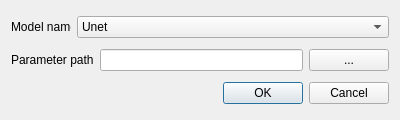
Old version of the form buildseg/buildSeg_dialog_base.ui in the repository deepbands/buildseg.
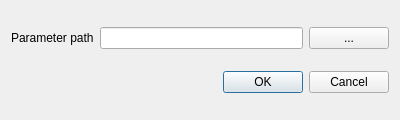
New version of the form.

```diff
--- a/buildseg/buildSeg_dialog_base.ui
+++ b/buildseg/buildSeg_dialog_base.ui
@@ -34,50 +34,6 @@
   <layout class="QHBoxLayout" name="horizontalLayout">
    <item>
     <layout class="QVBoxLayout" name="verticalLayout">
-     <item>
-      <layout class="QHBoxLayout" name="hLayModel">
-       <item>
-        <widget class="QLabel" name="lblModel">
-         <property name="sizePolicy">
-          <sizepolicy hsizetype="Fixed" vsizetype="Preferred">
-           <horstretch>0</horstretch>
-           <verstretch>0</verstretch>
-          </sizepolicy>
-         </property>
-         <property name="minimumSize">
-          <size>
-           <width>60</width>
-           <height>0</height>
-          </size>
-         </property>
-         <property name="maximumSize">
-          <size>
-           <width>60</width>
-           <height>16777215</height>
-          </size>
-         </property>
-         <property name="text">
-          <string>Model name</string>
-         </property>
-        </widget>
-       </item>
-       <item>
-        <widget class="QComboBox" name="cmbModel">
-         <property name="editable">
-          <bool>false</bool>
-         </property>
-         <property name="currentText">
-          <string>Unet</string>
-         </property>
-         <item>
-          <property name="text">
-           <string>Unet</string>
-          </property>
-         </item>
-        </widget>
-       </item>
-      </layout>
-     </item>
      <item>
       <layout class="QHBoxLayout" name="hLayParams">
        <item>
```
